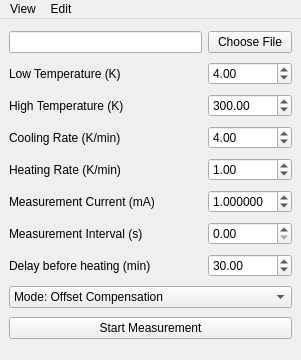
Old version of the form main.ui in the repository kmnhan/physlab.
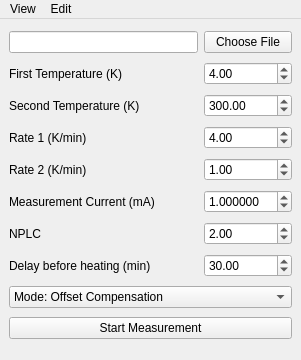
New version of the form.

Commit message: change scpi syntax

The edit to the form file:
```diff
--- a/main.ui
+++ b/main.ui
@@ -66,7 +66,7 @@
        <number>6</number>
       </property>
       <property name="minimum">
-       <double>0.000001000000000</double>
+       <double>-10.000000000000000</double>
       </property>
       <property name="maximum">
        <double>10.000000000000000</double>
@@ -79,7 +79,7 @@
     <item row="7" column="0">
      <widget class="QLabel" name="label_3">
       <property name="text">
-       <string>Measurement Interval (s)</string>
+       <string>NPLC</string>
       </property>
      </widget>
     </item>
@@ -112,7 +112,7 @@
     <item row="2" column="0">
      <widget class="QLabel" name="label">
       <property name="text">
-       <string>Low Temperature (K)</string>
+       <string>First Temperature (K)</string>
       </property>
      </widget>
     </item>
@@ -126,14 +126,14 @@
     <item row="4" column="0">
      <widget class="QLabel" name="label_5">
       <property name="text">
-       <string>Cooling Rate (K/min)</string>
+       <string>Rate 1 (K/min)</string>
       </property>
      </widget>
     </item>
     <item row="5" column="0">
      <widget class="QLabel" name="label_6">
       <property name="text">
-       <string>Heating Rate (K/min)</string>
+       <string>Rate 2 (K/min)</string>
       </property>
      </widget>
     </item>
@@ -168,7 +168,7 @@
        <double>0.100000000000000</double>
       </property>
       <property name="value">
-       <double>0.000000000000000</double>
+       <double>2.000000000000000</double>
       </property>
      </widget>
     </item>
@@ -194,7 +194,7 @@
     <item row="3" column="0">
      <widget class="QLabel" name="label_2">
       <property name="text">
-       <string>High Temperature (K)</string>
+       <string>Second Temperature (K)</string>
       </property>
      </widget>
     </item>
```
The commit also changes 1 other file.
